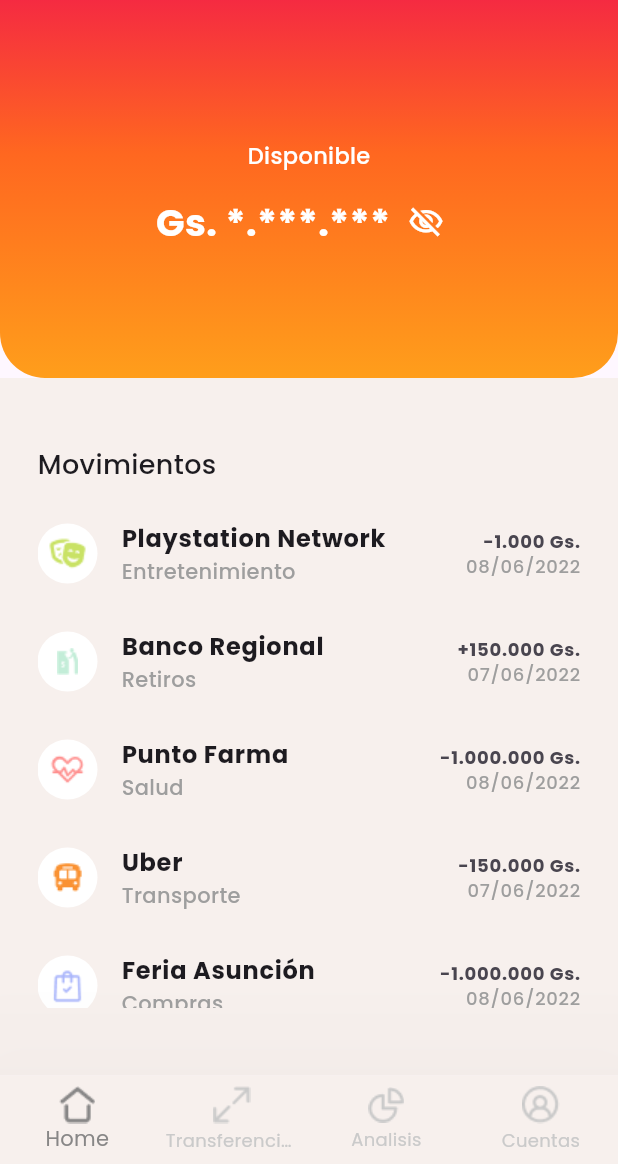
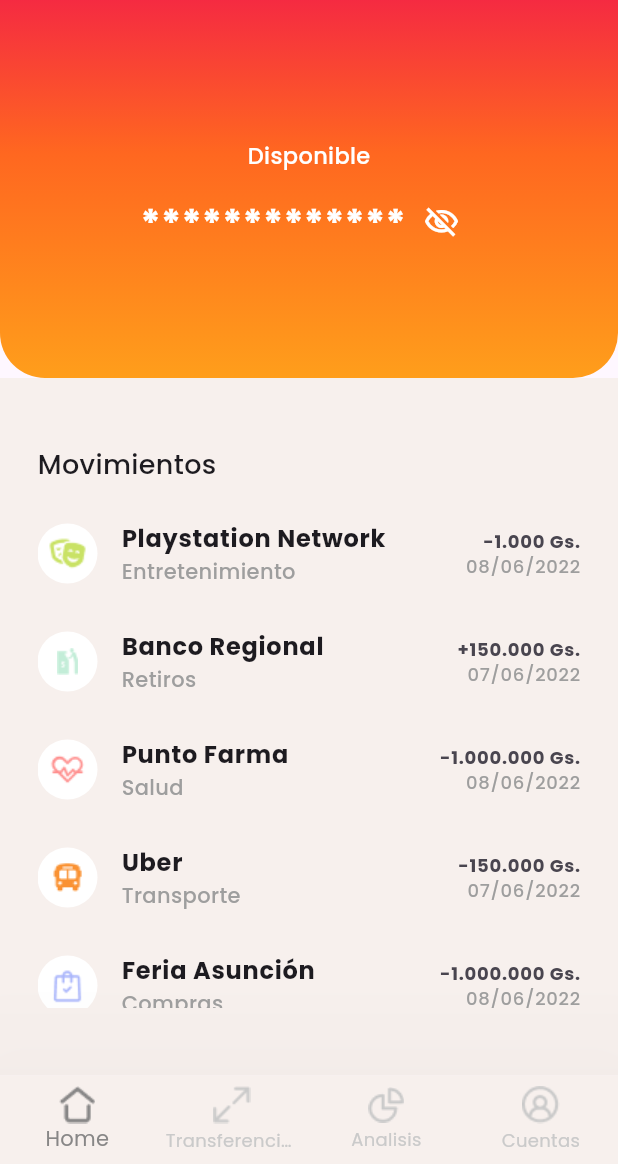
Before and after one commit to ramirezsebas/e_app, a Flutter app: the screen it shows after launch, after a tap on the "visibility" icon, on a phone screen of 412 x 824 dp, the part 72-1236 px from its top. Run offline on Flutter 3.47's test engine with Material 3 defaults, Android fonts, the light colour scheme and no system bars; our stand-ins replace bloc, equatable, flutter_bloc, google_fonts, pie_chart; generated files the repository leaves out were written again.

Commit message:
fix: se arregla el formateo

```diff
--- a/lib/app/core/widgets/account_balance.dart
+++ b/lib/app/core/widgets/account_balance.dart
@@ -57,8 +57,14 @@
 
   String _formatHiddenBalance() {
     return isHidden
-        ? balance.toGs(currency).replaceAll(
+        ? balance
+            .toGs(currency)
+            .replaceAll(
               RegExp(r'\d'),
+              '*',
+            )
+            .replaceAll(
+              RegExp('.'),
               '*',
             )
         : balance.toGs(currency);
```
